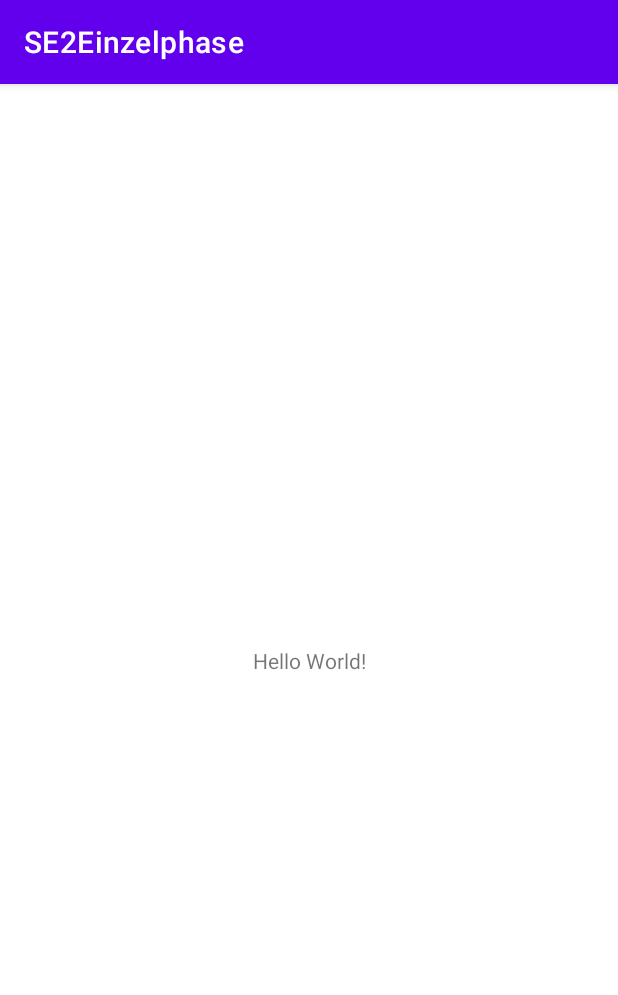
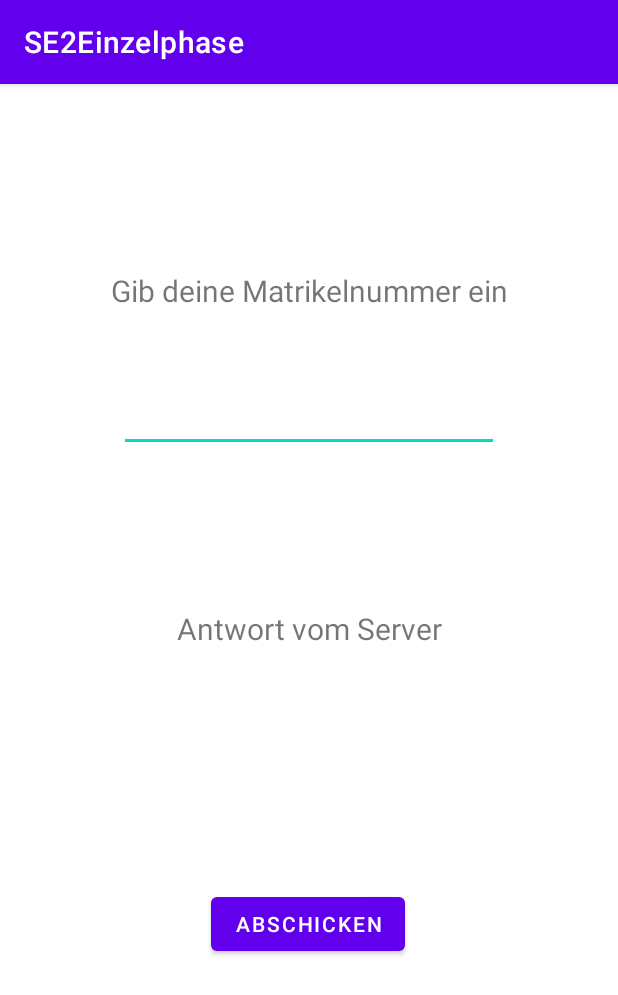
Before and after one commit to wernigtobias/SE2Einzelphase, an Android app: the screen it shows after launch (MainActivity), on a phone screen of 412 x 824 dp. Shown: the top 995 px of the screen. Run offline under Robolectric (Android 15) with nearby library versions, the phone set to English and light mode, and no system bars.

Commit message:
added layout for 2.1

```diff
--- a/app/src/main/res/layout/activity_main.xml
+++ b/app/src/main/res/layout/activity_main.xml
@@ -7,12 +7,56 @@
     tools:context=".MainActivity">
 
     <TextView
+        android:id="@+id/textView"
         android:layout_width="wrap_content"
         android:layout_height="wrap_content"
-        android:text="Hello World!"
-        app:layout_constraintBottom_toBottomOf="parent"
+        android:layout_marginTop="124dp"
+        android:text="Gib deine Matrikelnummer ein"
+        android:textSize="20sp"
         app:layout_constraintEnd_toEndOf="parent"
         app:layout_constraintStart_toStartOf="parent"
         app:layout_constraintTop_toTopOf="parent" />
 
+    <TextView
+        android:id="@+id/textView2"
+        android:layout_width="wrap_content"
+        android:layout_height="wrap_content"
+        android:layout_marginTop="104dp"
+        android:text="Antwort vom Server"
+        android:textSize="20sp"
+        app:layout_constraintEnd_toEndOf="parent"
+        app:layout_constraintStart_toStartOf="parent"
+        app:layout_constraintTop_toBottomOf="@+id/textMatNr" />
+
+    <TextView
+        android:id="@+id/txtAnswer"
+        android:layout_width="wrap_content"
+        android:layout_height="wrap_content"
+        android:layout_marginTop="60dp"
+        android:textSize="20sp"
+        app:layout_constraintEnd_toEndOf="parent"
+        app:layout_constraintStart_toStartOf="parent"
+        app:layout_constraintTop_toBottomOf="@+id/textView2" />
+
+    <EditText
+        android:id="@+id/textMatNr"
+        android:layout_width="253dp"
+        android:layout_height="74dp"
+        android:layout_marginTop="20dp"
+        android:ems="10"
+        android:inputType="number"
+        app:layout_constraintEnd_toEndOf="parent"
+        app:layout_constraintStart_toStartOf="parent"
+        app:layout_constraintTop_toBottomOf="@+id/textView" />
+
+    <Button
+        android:id="@+id/buttonSend"
+        android:layout_width="wrap_content"
+        android:layout_height="wrap_content"
+        android:layout_marginTop="72dp"
+        android:text="Abschicken"
+        app:layout_constraintEnd_toEndOf="parent"
+        app:layout_constraintHorizontal_bias="0.498"
+        app:layout_constraintStart_toStartOf="parent"
+        app:layout_constraintTop_toBottomOf="@+id/txtAnswer" />
 </androidx.constraintlayout.widget.ConstraintLayout>
```
